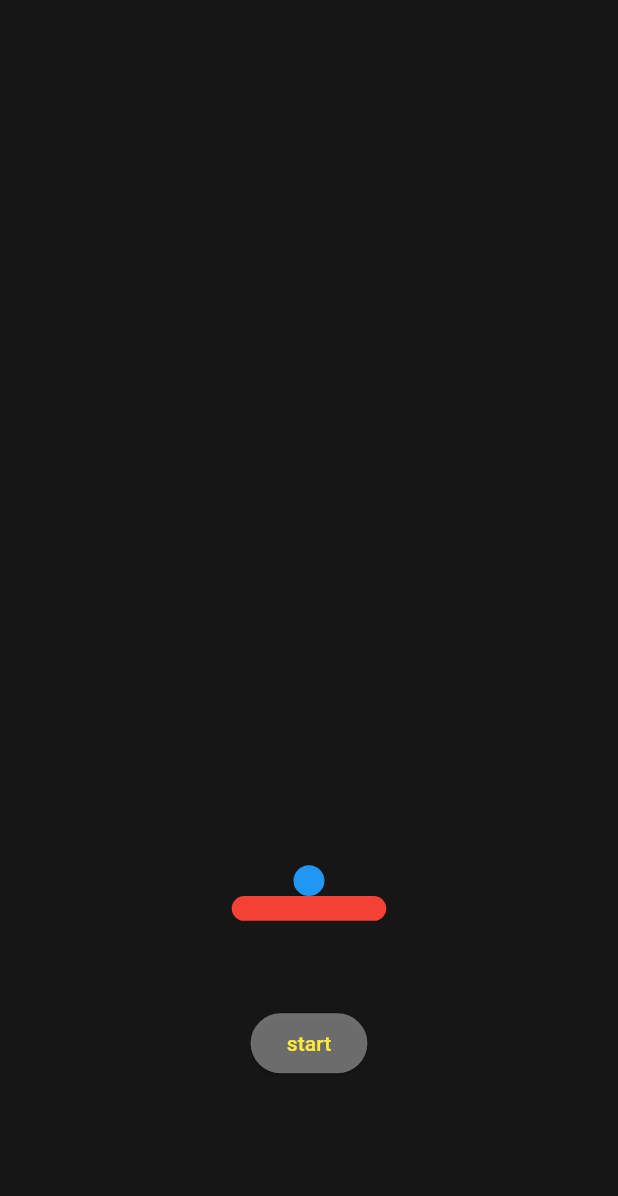
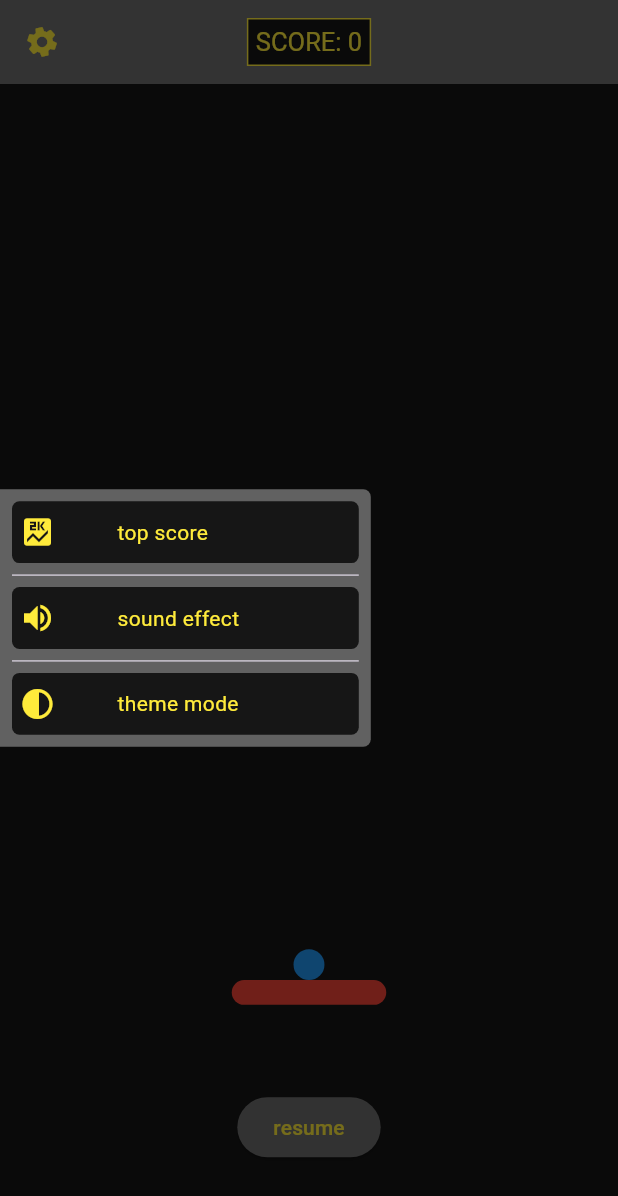
Before and after one commit to AmineDEVWEBAPP/pingpong, a Flutter app: the screen it shows after launch, with the side drawer open (before the commit the screen has no drawer), on a phone screen of 412 x 824 dp. Shown: the top 1196 px of the screen. Run offline on Flutter 3.47's test engine with Material 3 defaults, Android fonts, the light colour scheme and no system bars; our stand-ins replace get, shared_preferences.

Commit message:
build drawer ...

```diff
--- a/lib/controller/ball_controller.dart
+++ b/lib/controller/ball_controller.dart
@@ -40,12 +40,17 @@ class BallController {
         x.value >= _gContr.paddleX - 25 && x.value <= _gContr.paddleX + 25;
     if (y > 0 && !_yd.isNegative && atPaddle) {
       _yd = -_yd;
+      _gContr.score++;
+      _gContr.update(['score']);
     }
     // if the ball is not at paddle it will loss
     if (y > 100) {
       _gContr.status = GameStatus.restart;
       _gContr.update(['controllerButton']);
       _gContr.ticker.stop();
+      if (_gContr.score > _gContr.topScore) {
+        _gContr.setTopScore(_gContr.score);
+      }
     }
     // lift
     if (x < -_sides && _xd.isNegative) {
--- a/lib/controller/game_controller.dart
+++ b/lib/controller/game_controller.dart
@@ -1,6 +1,7 @@
 import 'package:flutter/scheduler.dart';
 import 'package:get/get.dart';
 import 'package:pingpong/controller/ball_controller.dart';
+import 'package:shared_preferences/shared_preferences.dart';
 
 import '../core/const/enum.dart';
 import '../core/utils/methodes.dart';
@@ -10,11 +11,24 @@ class GameController extends GetxController {
   late final Ticker ticker;
   late BallController bContr;
   double paddleX = 0;
+  late SharedPreferences _sh;
+  late int topScore;
+  late bool allowSounde;
+  double iconDrawerTurns = 0;
+  int score = 0;
+
+  void drawerAnimation() {
+    iconDrawerTurns == 0 ? iconDrawerTurns = 0.3 : iconDrawerTurns = 0;
+    update(['drawerIcon']);
+  }
 
   @override
-  void onInit() {
+  void onInit() async {
     super.onInit();
     bContr = BallController(this);
+    _sh = await SharedPreferences.getInstance();
+    topScore = _sh.getInt('topScore') ?? 0;
+    allowSounde = _sh.getBool('soundeAuth') ?? true;
   }
 
   void start() {
@@ -28,7 +42,8 @@ class GameController extends GetxController {
   void restart() {
     logger('restart');
     status = GameStatus.pause;
-    update(['controllerButton']);
+    score = 0;
+    update(['controllerButton', 'score']);
     bContr.reInit();
     ticker.start();
   }
@@ -39,4 +54,15 @@ class GameController extends GetxController {
     update(['controllerButton']);
     ticker.stop();
   }
+
+  Future<void> setTopScore(int score) async {
+    logger('set Top Score: $score');
+    topScore = score;
+    await _sh.setInt('topScore', score);
+  }
+
+  Future<void> setSoundeAuth(bool auth) async {
+    allowSounde = auth;
+    await _sh.setBool('soundeAuth', auth);
+  }
 }
--- /dev/null
+++ b/lib/view/screen/drawer.dart
@@ -0,0 +1,145 @@
+import 'dart:io';
+
+import 'package:flutter/material.dart';
+import 'package:get/get.dart';
+
+import '../../controller/game_controller.dart';
+import '../../core/config/theme_config.dart';
+import '../widget/drawer/button.dart';
+
+class GameDrawer extends StatefulWidget {
+  const GameDrawer({super.key});
+
+  @override
+  State<GameDrawer> createState() => _GameDrawerState();
+}
+
+class _GameDrawerState extends State<GameDrawer> {
+  final ThemeData _theme = ThemeConfig.theme;
+  final GameController _gContr = Get.find<GameController>();
+  bool _openModes = false;
+  bool _openSound = false;
+
+  @override
+  Widget build(BuildContext context) {
+    final Size size = MediaQuery.sizeOf(context);
+    return Container(
+      width: size.width * 0.6,
+      padding: EdgeInsets.symmetric(horizontal: 8, vertical: 8),
+      decoration: BoxDecoration(
+        color: _theme.hintColor,
+        borderRadius: BorderRadius.only(
+          topRight: Radius.circular(5),
+          bottomRight: Radius.circular(5),
+        ),
+      ),
+      child: Column(
+        mainAxisSize: MainAxisSize.min,
+        children: [
+          _button(Icons.score, 'top score', () {
+            Get.defaultDialog(
+              title: 'Top score',
+              middleText: _gContr.topScore.toString(),
+              backgroundColor: _theme.hintColor,
+              titleStyle: TextStyle(fontSize: 15),
+              middleTextStyle: TextStyle(fontSize: 30),
+            );
+          }, size),
+          Divider(),
+          GameDrawerButton(
+            icon: Icons.volume_up,
+            title: 'sound effect',
+            onTap: () {
+              _openSound = !_openSound;
+              setState(() {});
+            },
+            isOpen: _openSound,
+            onChoice: (auth) {
+              _openSound = false;
+              setState(() {});
+              _gContr.setSoundeAuth(auth);
+            },
+            data: [
+              {'turn on': true},
+              {'turn off': false},
+            ],
+            groupValue: _gContr.allowSounde,
+          ),
+          Divider(),
+          GameDrawerButton(
+            icon: Icons.contrast,
+            title: 'theme mode',
+            onTap: () {
+              _openModes = !_openModes;
+              setState(() {});
+            },
+            isOpen: _openModes,
+            onChoice: (mode) {
+              _openModes = false;
+              setState(() {});
+              _showModeDialog(mode);
+            },
+            data: [
+              {'dark': ThemeMode.dark},
+              {'light': ThemeMode.light},
+            ],
+            groupValue: ThemeConfig.mode,
+          ),
+        ],
+      ),
+    );
+  }
+
+  Widget _button(
+    IconData icon,
+    String label,
+    void Function() onTap,
+    Size size,
+  ) {
+    return InkWell(
+      onTap: onTap,
+      child: Container(
+        height: size.height * 0.050,
+        padding: EdgeInsets.symmetric(vertical: 5, horizontal: 5),
+        decoration: BoxDecoration(
+          color: _theme.scaffoldBackgroundColor,
+          borderRadius: BorderRadius.circular(5),
+        ),
+        child: Row(
+          children: [
+            Icon(icon),
+            SizedBox(width: size.width * 0.1),
+            Text(label),
+          ],
+        ),
+      ),
+    );
+  }
+
+  Future _showModeDialog(ThemeMode mode) async => await Get.defaultDialog(
+    title: '',
+    titleStyle: const TextStyle(inherit: false, fontSize: 0, height: 0),
+    middleText:
+        'pleas restart the game for change\n theme mode to ${mode.name}',
+    backgroundColor: _theme.hintColor,
+    confirm: FilledButton(
+      onPressed: () async {
+        await ThemeConfig.changeMode(mode);
+        exit(1);
+      },
+      style: ButtonStyle(
+        backgroundColor: WidgetStatePropertyAll(_theme.scaffoldBackgroundColor),
+      ),
+      child: Text('restart', style: _theme.textTheme.bodyMedium),
+    ),
+    cancel: FilledButton(
+      onPressed: () {
+        Get.back();
+      },
+      style: ButtonStyle(
+        backgroundColor: WidgetStatePropertyAll(_theme.cardColor),
+      ),
+      child: Text('cancel', style: _theme.textTheme.bodyMedium),
+    ),
+  );
+}
--- a/lib/view/screen/game.dart
+++ b/lib/view/screen/game.dart
@@ -4,18 +4,52 @@ import 'package:get/get.dart';
 import '../../controller/game_controller.dart';
 import '../../core/config/theme_config.dart' show ThemeConfig;
 import '../../core/const/enum.dart';
+import '../widget/drawer/icon.dart';
 import '../widget/game_widget/ball.dart';
 import '../widget/game_widget/paddle.dart';
+import 'drawer.dart';
 
 class GamePage extends StatelessWidget {
   GamePage({super.key});
-  final ThemeData _appTheme = ThemeConfig.theme;
+  final ThemeData _theme = ThemeConfig.theme;
   final GameController _gContr = Get.find<GameController>();
+  final GlobalKey<ScaffoldState> _scaffoldState = GlobalKey();
 
   @override
   Widget build(BuildContext context) {
     Size size = MediaQuery.sizeOf(context);
     return Scaffold(
+      key: _scaffoldState,
+      appBar: AppBar(
+        backgroundColor: _theme.cardColor,
+        iconTheme: _theme.iconTheme,
+        leading: DrawerIcon(
+          onTap: () {
+            _scaffoldState.currentState?.openDrawer();
+          },
+        ),
+        centerTitle: true,
+        titleTextStyle: TextStyle(fontSize: 17),
+        title: GetBuilder<GameController>(
+          id: 'score',
+          builder: (controller) => Container(
+            padding: EdgeInsets.all(5),
+            decoration: BoxDecoration(
+              color: _theme.scaffoldBackgroundColor,
+              border: Border.all(color: _theme.secondaryHeaderColor),
+            ),
+            child: Text(
+              'SCORE: ${controller.score}',
+              style: _theme.textTheme.bodyMedium,
+            ),
+          ),
+        ),
+      ),
+      onDrawerChanged: (isOpened) {
+        _gContr.stop();
+        _gContr.drawerAnimation();
+      },
+      drawer: GameDrawer(),
       body: Column(
         children: [
           SizedBox(height: size.height * 0.7),
@@ -24,7 +58,7 @@ class GamePage extends StatelessWidget {
           SizedBox(height: size.height * 0.02),
           ElevatedButton(
             style: ButtonStyle(
-              backgroundColor: WidgetStatePropertyAll(_appTheme.cardColor),
+              backgroundColor: WidgetStatePropertyAll(_theme.cardColor),
             ),
             onPressed: () {
               switch (_gContr.status) {
@@ -40,10 +74,8 @@ class GamePage extends StatelessWidget {
             },
             child: GetBuilder<GameController>(
               id: 'controllerButton',
-              builder: (contr) => Text(
-                contr.status.name,
-                style: _appTheme.textTheme.bodyMedium,
-              ),
+              builder: (contr) =>
+                  Text(contr.status.name, style: _theme.textTheme.bodyMedium),
             ),
           ),
         ],
--- /dev/null
+++ b/lib/view/widget/drawer/button.dart
@@ -0,0 +1,59 @@
+import 'package:flutter/material.dart';
+
+import '../../../core/config/theme_config.dart';
+import 'expanded_dialog.dart';
+
+class GameDrawerButton extends StatelessWidget {
+  GameDrawerButton({
+    super.key,
+    required this.icon,
+    required this.title,
+    required this.onTap,
+    required this.isOpen,
+    required this.onChoice,
+    required this.data,
+    required this.groupValue,
+  });
+  final IconData icon;
+  final String title;
+  final void Function() onTap;
+  final bool isOpen;
+  final void Function(dynamic value) onChoice;
+  final List<Map<String, dynamic>> data;
+  final dynamic groupValue;
+  final ThemeData _theme = ThemeConfig.theme;
+  @override
+  Widget build(BuildContext context) {
+    final Size size = MediaQuery.sizeOf(context);
+    return Column(
+      children: [
+        InkWell(
+          onTap: onTap,
+          child: Container(
+            height: size.height * 0.050,
+            padding: EdgeInsets.symmetric(vertical: 5, horizontal: 5),
+            decoration: BoxDecoration(
+              color: _theme.scaffoldBackgroundColor,
+              borderRadius: BorderRadius.circular(5),
+            ),
+            child: Row(
+              children: [
+                Icon(icon),
+                SizedBox(width: size.width * 0.1),
+                Text(title),
+              ],
+            ),
+          ),
+        ),
+        ExpandedDialog(
+          isOpen: isOpen,
+          groupValue: groupValue,
+          data: data,
+          onTap: (value) async {
+            onChoice(value);
+          },
+        ),
+      ],
+    );
+  }
+}
--- /dev/null
+++ b/lib/view/widget/drawer/icon.dart
@@ -0,0 +1,26 @@
+import 'package:flutter/material.dart';
+import 'package:get/get.dart';
+
+import '../../../controller/game_controller.dart';
+
+class DrawerIcon extends StatelessWidget {
+  const DrawerIcon({super.key, required this.onTap});
+  final void Function() onTap;
+
+  @override
+  Widget build(BuildContext context) {
+    return InkWell(
+      onTap: () {
+        onTap.call();
+      },
+      child: GetBuilder<GameController>(
+        id: 'drawerIcon',
+        builder: (controller) => AnimatedRotation(
+          turns: controller.iconDrawerTurns,
+          duration: const Duration(milliseconds: 400),
+          child: Icon(Icons.settings),
+        ),
+      ),
+    );
+  }
+}
```
Also changed, not shown: lib/view/widget/drawer/expanded_dialog.dart (added, +63 -0 lines).
